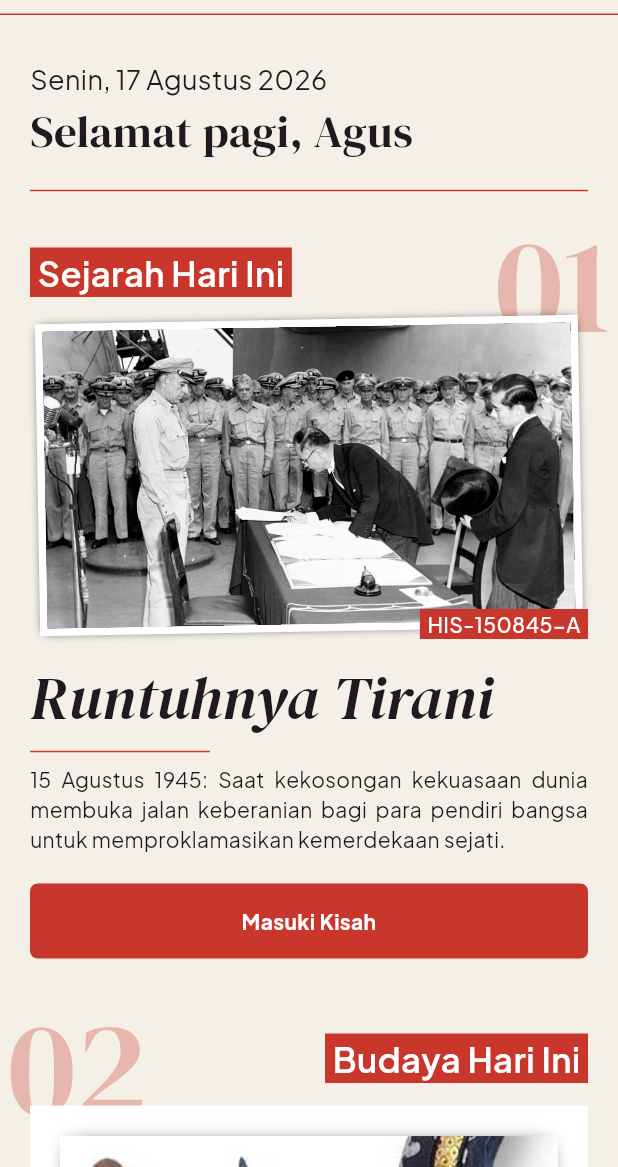
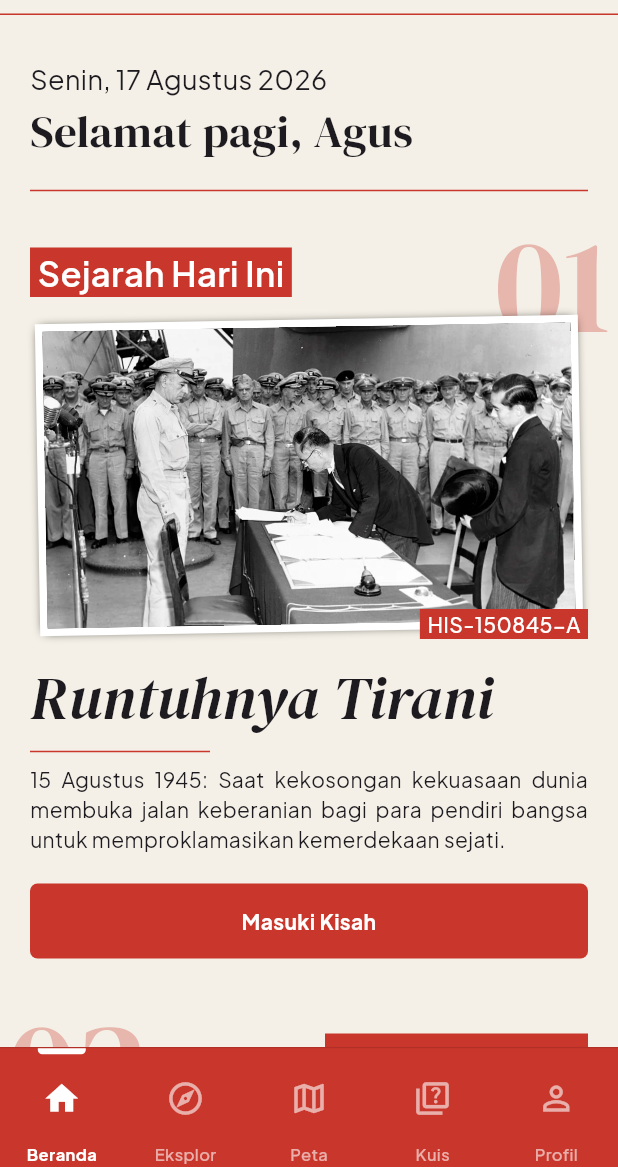
Before and after one commit to ShineyVamp/RenjanaApp, a Flutter app: the screen it shows after launch, on a phone screen of 412 x 824 dp, the part 69-1236 px from its top. Run offline on Flutter 3.47's test engine with Material 3 defaults, Android fonts, the light colour scheme and no system bars; our stand-ins replace device_preview, google_fonts, lottie, sqflite; missing offline and left inert: control_style; accounts and stored records are empty; statements that could not run were skipped.

Commit message:
mainpage created

```diff
--- a/lib/main.dart
+++ b/lib/main.dart
@@ -3,6 +3,8 @@ import 'package:device_preview/presets.dart';
 import 'package:flutter/material.dart';
 import 'package:intl/date_symbol_data_local.dart';
 import 'package:renjana/views/home.dart';
+import 'package:renjana/views/mainpage.dart';
+import 'package:renjana/views/onboarding/onboarding.dart';
 
 void main() async {
   // WidgetsFlutterBinding.ensureInitialized();
@@ -40,7 +42,7 @@ class MyApp extends StatelessWidget {
         // tested with just a hot reload.
         // colorScheme: .fromSeed(seedColor: Colors.deepPurple),
       ),
-      home: Home(),
+      home: Mainpage(),
     );
   }
 }
--- /dev/null
+++ b/lib/views/mainpage.dart
@@ -0,0 +1,111 @@
+import 'package:flutter/material.dart';
+import 'package:google_fonts/google_fonts.dart';
+import 'package:renjana/views/home.dart';
+
+class Mainpage extends StatefulWidget {
+  const Mainpage({super.key});
+
+  @override
+  State<Mainpage> createState() => _MainpageState();
+}
+
+class _MainpageState extends State<Mainpage> {
+  int _selectedPage = 0;
+
+  final List<String> _labels = ["Beranda", "Eksplor", "Peta", "Kuis", "Profil"];
+
+  final List<IconData> _activeIcons = [
+    Icons.home,
+    Icons.explore_sharp,
+    Icons.map,
+    Icons.quiz,
+    Icons.person,
+  ];
+
+  final List<IconData> _nonActIcons = [
+    Icons.home_outlined,
+    Icons.explore_outlined,
+    Icons.map_outlined,
+    Icons.quiz_outlined,
+    Icons.person_outline,
+  ];
+
+  final List<Widget> _pages = const [Home(), Home(), Home(), Home(), Home()];
+
+  @override
+  Widget build(BuildContext context) {
+    return Scaffold(
+      body: _pages[_selectedPage],
+      bottomNavigationBar: Container(
+        height: 80,
+        decoration: const BoxDecoration(
+          color: Color(0xffC9362B),
+          border: Border(top: BorderSide(color: Colors.black12, width: 0.8)),
+        ),
+        child: SafeArea(
+          child: Row(
+            children: List.generate(_pages.length, (index) {
+              final isSelected = _selectedPage == index;
+
+              return Expanded(
+                child: GestureDetector(
+                  behavior: HitTestBehavior.opaque,
+                  onTap: () {
+                    setState(() {
+                      _selectedPage = index;
+                    });
+                  },
+                  child: Column(
+                    mainAxisAlignment: MainAxisAlignment.spaceBetween,
+                    children: [
+                      AnimatedContainer(
+                        duration: const Duration(milliseconds: 200),
+                        curve: Curves.easeOut,
+                        height: 4,
+                        width: isSelected ? 32 : 0,
+                        decoration: BoxDecoration(
+                          color: isSelected ? Colors.white : Colors.transparent,
+                          borderRadius: const BorderRadius.vertical(
+                            bottom: Radius.circular(3),
+                          ),
+                        ),
+                      ),
+
+                      AnimatedSwitcher(
+                        duration: const Duration(milliseconds: 150),
+                        transitionBuilder: (child, animation) {
+                          return FadeTransition(
+                            opacity: animation,
+                            child: child,
+                          );
+                        },
+                        child: Icon(
+                          isSelected
+                              ? _activeIcons[index]
+                              : _nonActIcons[index],
+                          key: ValueKey<bool>(isSelected),
+                          size: 26,
+                          color: isSelected ? Colors.white : Colors.white60,
+                        ),
+                      ),
+                      Text(
+                        _labels[index],
+                        style: GoogleFonts.plusJakartaSans(
+                          fontSize: 11,
+                          fontWeight: isSelected
+                              ? FontWeight.bold
+                              : FontWeight.w500,
+                          color: isSelected ? Colors.white : Colors.white60,
+                        ),
+                      ),
+                    ],
+                  ),
+                ),
+              );
+            }),
+          ),
+        ),
+      ),
+    );
+  }
+}
```
